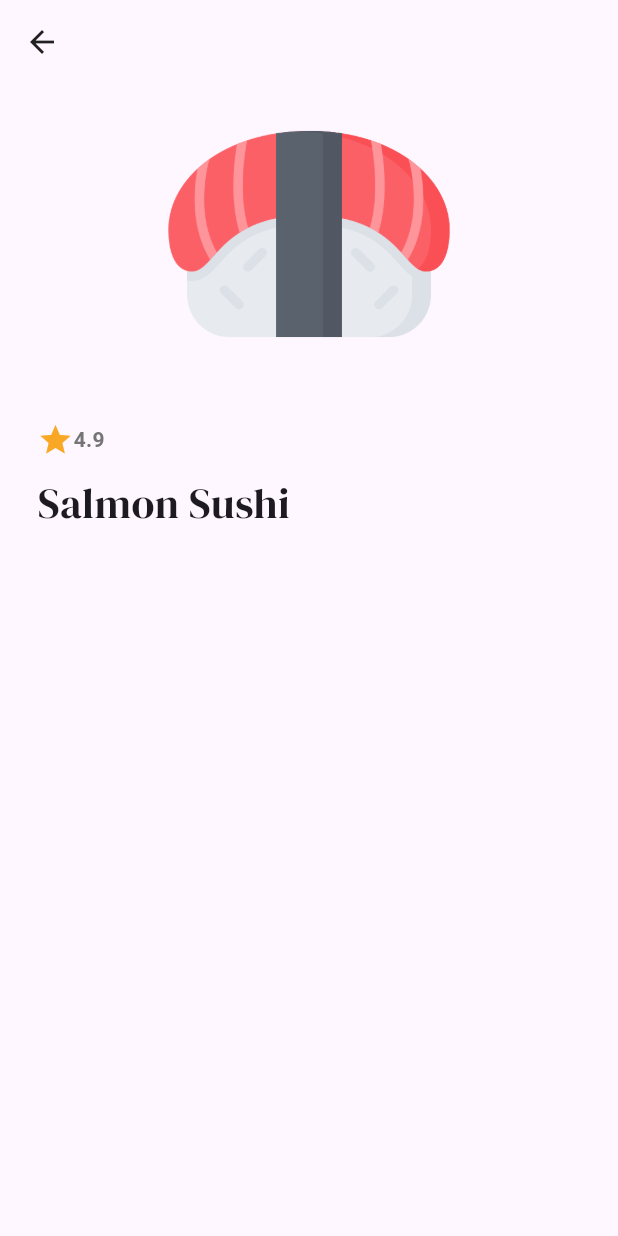
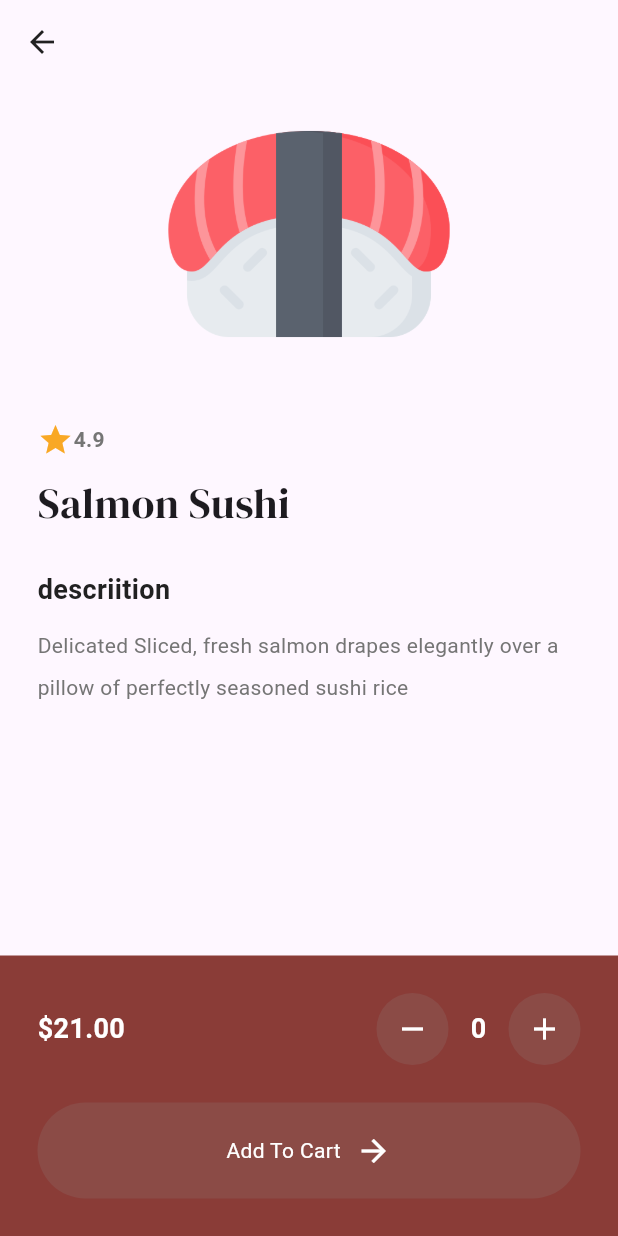
Before and after one commit to nurfadilahzulfi/sushi_restaurant_app, a Flutter app: the MenuPage screen opened by its route, after a tap on "Salmon Sushi", on a phone screen of 412 x 824 dp. Run offline on Flutter 3.47's test engine with Material 3 defaults, Android fonts, the phone set to English and light mode, and no system bars; our stand-ins replace google_fonts.

Commit message:
commit nibras

```diff
--- a/lib/components/button.dart
+++ b/lib/components/button.dart
@@ -1,4 +1,5 @@
 import 'package:flutter/material.dart';
+import 'package:sushi_restaurant_app/theme/colors.dart';
 
 class MyButton extends StatelessWidget {
   final String text;
@@ -15,7 +16,7 @@ class MyButton extends StatelessWidget {
       onTap: onTap,
       child: Container(
         decoration: BoxDecoration(
-          color: Color.fromARGB(189, 140, 94, 91),
+          color: secondaryColor,
         borderRadius: BorderRadius.circular(40)),
         padding: EdgeInsets.all(20),
         child: Row(
--- /dev/null
+++ b/lib/models/shop.dart
@@ -0,0 +1,3 @@
+class Shop {
+
+}
--- a/lib/pages/food_details_page.dart
+++ b/lib/pages/food_details_page.dart
@@ -1,9 +1,12 @@
 import 'package:flutter/material.dart';
 import 'package:google_fonts/google_fonts.dart';
+import 'package:sushi_restaurant_app/components/button.dart';
+import 'package:sushi_restaurant_app/theme/colors.dart';
 import '../models/food.dart';
 
 class FoodDetailsPage extends StatefulWidget {
   final Food food;
+
   const FoodDetailsPage({super.key, required this.food});
 
   @override
@@ -11,6 +14,31 @@ class FoodDetailsPage extends StatefulWidget {
 }
 
 class _FoodDetailsPageState extends State<FoodDetailsPage> {
+
+  // Quantity
+  int quantityCount = 0;
+
+  // decrement quantity
+  void decrementQuantity() {
+    setState(() {
+      if (quantityCount > 0) {
+        quantityCount--;
+      }
+    });
+  }
+
+  // increment quantity
+  void incrementQuantity() {
+      setState(() {
+        setState(() {
+        quantityCount++;
+      });
+    });
+  }
+
+  // add to cart
+  void addToCart(){}
+
   @override
   Widget build(BuildContext context) {
     return Scaffold(
@@ -68,12 +96,109 @@ class _FoodDetailsPageState extends State<FoodDetailsPage> {
                   const SizedBox(height: 25),
 
                   //description
+                  Text(
+                    "descriition",
+                    style: TextStyle(
+                      color: Colors.grey[900],
+                      fontWeight: FontWeight.bold,
+                      fontSize: 18,
+                    ),
+                  ),
+
+                  const SizedBox(height: 10,),
+
+                  Text(
+                    "Delicated Sliced, fresh salmon drapes elegantly over a pillow of perfectly seasoned sushi rice",
+                    style: TextStyle(
+                      color: Colors.grey[600],
+                      fontSize: 14,
+                      height: 2,
+                    ),
+                  ),
                 ],
               ),
             ),
           ),
 
           //price + quantity + add to cart button
+          Container(
+            color: primaryColor,
+            padding: const EdgeInsets.all(25),
+              child: Column(
+                children: [
+                // price + quantity
+                Row(
+                  mainAxisAlignment: MainAxisAlignment.spaceBetween,
+                  children: [
+                    // price
+                    Text(
+                      "\$${ widget.food.price}",
+                      style: const TextStyle(
+                        color: Colors.white,
+                        fontWeight: FontWeight.bold,
+                        fontSize: 18
+                      ),
+                    ),
+
+                    // quantity
+                    Row(
+                      children: [
+                        // minus button
+                        Container(
+                          decoration: BoxDecoration(
+                            color: secondaryColor,
+                            shape: BoxShape.circle,
+                            ),
+                          child: IconButton(
+                            icon: const Icon(
+                              Icons.remove,
+                              color: Colors.white,
+                            ),
+                            onPressed: decrementQuantity,
+                          ),
+                        ),
+
+                        // quantity count
+                        SizedBox(
+                          width: 40,
+                          child: Center(
+                            child: Text(
+                              quantityCount.toString(),
+                              style: const TextStyle(
+                                color: Colors.white,
+                                fontWeight: FontWeight.bold,
+                                fontSize: 18,
+                              ),
+                            ),
+                          ),
+                        ),
+
+                        // plus button
+                        Container(
+                          decoration: BoxDecoration(
+                            color: secondaryColor,
+                            shape: BoxShape.circle,
+                            ),
+                          child: IconButton(
+                            icon: const Icon(
+                              Icons.add,
+                              color: Colors.white,
+                            ),
+                            onPressed: incrementQuantity,
+                          ),
+                        ),
+                      ],
+                    ),
+                  ],
+                ),
+
+                const SizedBox(height: 25),
+
+                //add to cart button
+                MyButton(text: "Add To Cart", onTap: addToCart),
+              ],
+            ),
+          ),
         ],
       ),
     );
--- a/lib/pages/intro_page.dart
+++ b/lib/pages/intro_page.dart
@@ -1,6 +1,7 @@
 import 'package:flutter/material.dart';
 import 'package:google_fonts/google_fonts.dart';
 import 'package:sushi_restaurant_app/components/button.dart';
+import 'package:sushi_restaurant_app/theme/colors.dart';
 
 class IntroPage extends StatelessWidget {
   const IntroPage({super.key});
@@ -8,7 +9,7 @@ class IntroPage extends StatelessWidget {
   @override
   Widget build(BuildContext context) {
     return Scaffold(
-      backgroundColor: Color.fromARGB(258, 138, 60, 55),
+      backgroundColor: primaryColor,
       body: Padding(
         padding: const EdgeInsets.all(25.0),
         child: Column(
--- a/lib/theme/colors.dart
+++ b/lib/theme/colors.dart
@@ -1,3 +1,4 @@
 import 'package:flutter/material.dart';
 
 var primaryColor = const Color.fromARGB(255, 138, 60, 55);
+var secondaryColor = const Color.fromARGB(109, 140, 94, 91);
```
